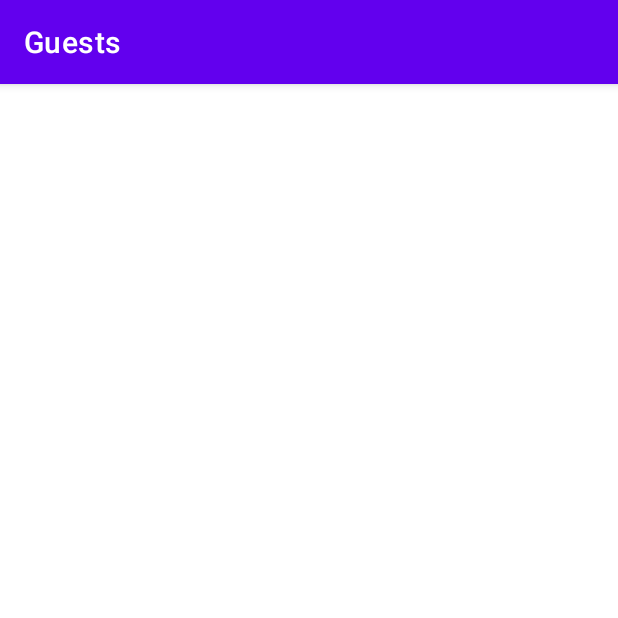
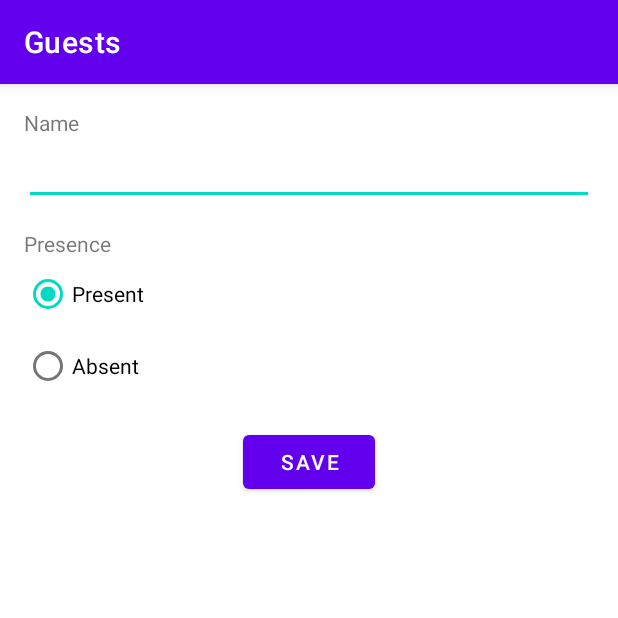
Before and after one commit to joaoholandaa/guests-app, an Android app: the GuestFormActivity screen opened directly, with no data from a screen before it, on a phone screen of 412 x 824 dp, the top half of it. Run offline under Robolectric (Android 15) with nearby library versions, the phone set to English and light mode, and no system bars.

Commit message:
Add the guest registration - layout, viewmodel and events

```diff
--- a/app/src/main/java/com/holandadev/guests/GuestFormActivity.kt
+++ b/app/src/main/java/com/holandadev/guests/GuestFormActivity.kt
@@ -1,20 +1,31 @@
 package com.holandadev.guests
 
 import android.os.Bundle
-import androidx.activity.enableEdgeToEdge
+import android.view.View
 import androidx.appcompat.app.AppCompatActivity
-import androidx.core.view.ViewCompat
-import androidx.core.view.WindowInsetsCompat
+import androidx.lifecycle.ViewModelProvider
+import com.holandadev.guests.databinding.ActivityGuestFormBinding
 
-class GuestFormActivity : AppCompatActivity() {
+class GuestFormActivity : AppCompatActivity(), View.OnClickListener {
+
+    private lateinit var binding: ActivityGuestFormBinding
+    private lateinit var viewModel : GuestFormViewModel
+
     override fun onCreate(savedInstanceState: Bundle?) {
         super.onCreate(savedInstanceState)
-        enableEdgeToEdge()
-        setContentView(R.layout.activity_guest_form)
-        ViewCompat.setOnApplyWindowInsetsListener(findViewById(R.id.main)) { v, insets ->
-            val systemBars = insets.getInsets(WindowInsetsCompat.Type.systemBars())
-            v.setPadding(systemBars.left, systemBars.top, systemBars.right, systemBars.bottom)
-            insets
+
+        binding = ActivityGuestFormBinding.inflate(layoutInflater)
+        setContentView(binding.root)
+
+        viewModel = ViewModelProvider(this).get(GuestFormViewModel::class.java)
+
+        binding.buttonSave.setOnClickListener(this)
+        binding.radioPresent.isChecked = true
+    }
+
+    override fun onClick(v: View) {
+        if (v.id == R.id.button_save) {
+
         }
     }
 }
--- /dev/null
+++ b/app/src/main/java/com/holandadev/guests/GuestFormViewModel.kt
@@ -0,0 +1,7 @@
+package com.holandadev.guests
+
+import androidx.lifecycle.ViewModel
+
+class GuestFormViewModel : ViewModel() {
+
+}
--- a/app/src/main/res/layout/activity_guest_form.xml
+++ b/app/src/main/res/layout/activity_guest_form.xml
@@ -5,6 +5,68 @@
     android:id="@+id/main"
     android:layout_width="match_parent"
     android:layout_height="match_parent"
+    android:padding="16dp"
     tools:context=".GuestFormActivity">
 
+    <TextView
+        android:id="@+id/text_name"
+        android:layout_width="0dp"
+        android:layout_height="wrap_content"
+        android:text="Name"
+        app:layout_constraintEnd_toEndOf="parent"
+        app:layout_constraintStart_toStartOf="parent"
+        app:layout_constraintTop_toTopOf="parent" />
+
+    <EditText
+        android:id="@+id/edit_name"
+        android:layout_width="0dp"
+        android:layout_height="wrap_content"
+        app:layout_constraintEnd_toEndOf="parent"
+        app:layout_constraintStart_toStartOf="parent"
+        app:layout_constraintTop_toBottomOf="@+id/text_name" />
+
+    <TextView
+        android:id="@+id/text_present"
+        android:layout_width="0dp"
+        android:layout_height="wrap_content"
+        android:layout_marginTop="16dp"
+        android:text="Presence"
+        app:layout_constraintEnd_toEndOf="parent"
+        app:layout_constraintStart_toStartOf="parent"
+        app:layout_constraintTop_toBottomOf="@id/edit_name" />
+
+    <RadioGroup
+        android:id="@+id/radio_confirmation"
+        android:layout_width="wrap_content"
+        android:layout_height="wrap_content"
+        app:layout_constraintStart_toStartOf="parent"
+        app:layout_constraintTop_toBottomOf="@id/text_present">
+
+        <RadioButton
+            android:id="@+id/radio_present"
+            android:layout_width="wrap_content"
+            android:layout_height="wrap_content"
+            android:text="Present"
+            app:layout_constraintStart_toStartOf="parent"
+            app:layout_constraintTop_toBottomOf="@id/text_present" />
+
+        <RadioButton
+            android:id="@+id/radio_absent"
+            android:layout_width="wrap_content"
+            android:layout_height="wrap_content"
+            android:text="Absent"
+            app:layout_constraintStart_toStartOf="parent"
+            app:layout_constraintTop_toBottomOf="@id/radio_present" />
+    </RadioGroup>
+
+    <Button
+        android:id="@+id/button_save"
+        android:layout_width="wrap_content"
+        android:layout_height="wrap_content"
+        android:layout_marginTop="16dp"
+        android:text="Save"
+        app:layout_constraintEnd_toEndOf="parent"
+        app:layout_constraintStart_toStartOf="parent"
+        app:layout_constraintTop_toBottomOf="@id/radio_confirmation" />
+
 </androidx.constraintlayout.widget.ConstraintLayout>
```
